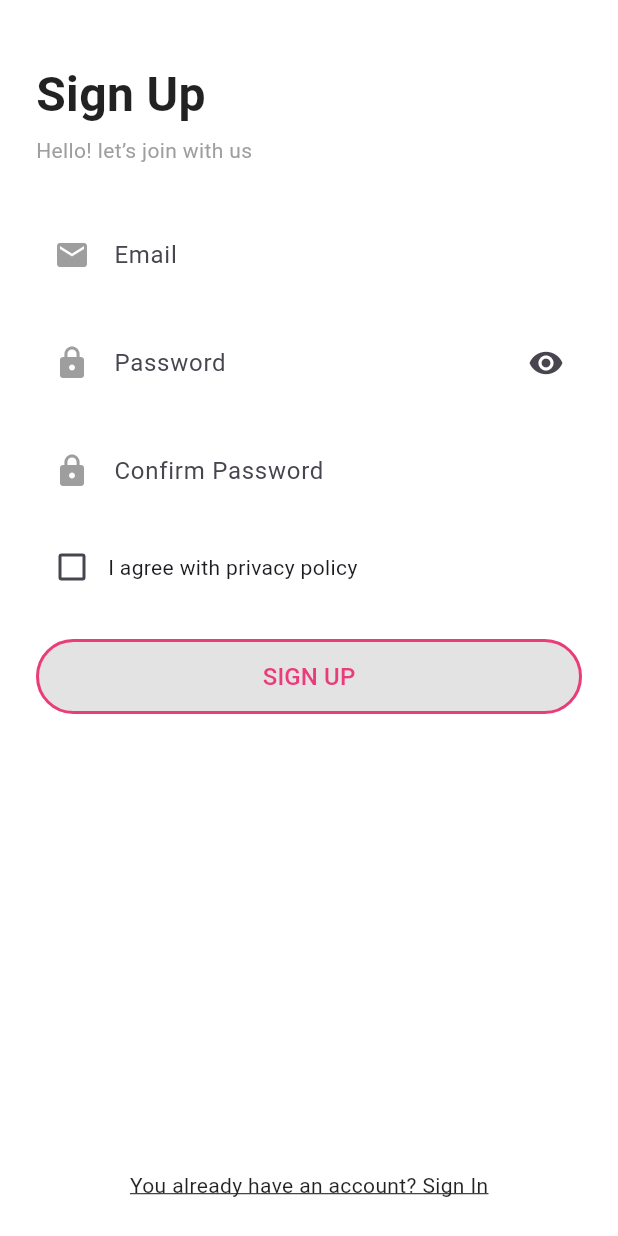
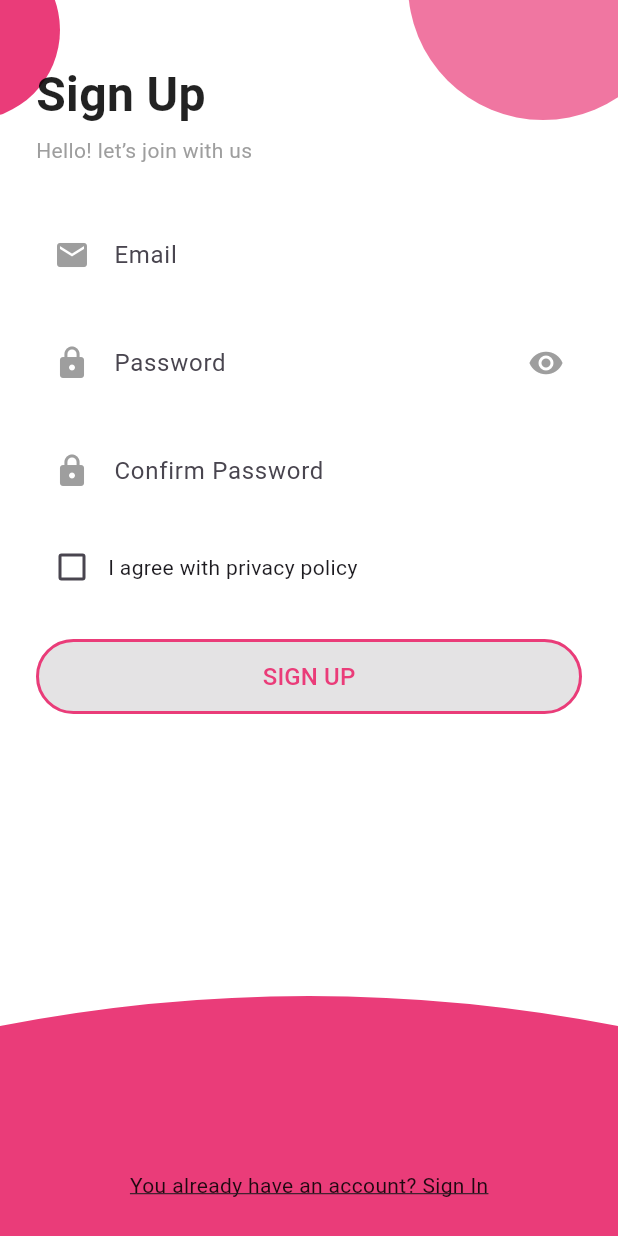
Before and after one commit to Innocente0/notes_loop_app, a Flutter app: the screen it shows after launch, after a tap on "SIGN IN", after a tap on "Don't have an account? Sign Up", on a phone screen of 412 x 824 dp. Run offline on Flutter 3.47's test engine with Material 3 defaults, Android fonts, the phone set to English and light mode, and no system bars; our stand-ins replace cloud_firestore, firebase_auth, firebase_core, flutter_bloc; accounts and stored records are empty.

Commit message:
added ui

```diff
--- a/lib/screens/login_page.dart
+++ b/lib/screens/login_page.dart
@@ -24,16 +24,40 @@ class _LoginPageState extends State<LoginPage> {
       body: BlocListener<AuthBloc, AuthState>(
         listener: (context, state) {
           if (state is AuthSuccess) {
-            // after login, go to home
             Navigator.pushReplacementNamed(context, '/home');
           } else if (state is AuthFailure) {
             ScaffoldMessenger.of(context)
                 .showSnackBar(SnackBar(content: Text(state.error)));
           }
         },
-        child: Stack(children: [
-          // ... your top bubble & bottom wave as before ...
+        child: Stack(
+          children: [
+            // Top pink bubble
+            Positioned(
+              top: -80,
+              right: -80,
+              child: Container(
+                width: 200,
+                height: 200,
+                decoration: const BoxDecoration(
+                  color: Color(0xFFEA3C79),
+                  shape: BoxShape.circle,
+                ),
+              ),
+            ),
+            // Bottom pink wave
+            Align(
+              alignment: Alignment.bottomCenter,
+              child: ClipPath(
+                clipper: _BottomWave(),
+                child: Container(
+                  height: 200,
+                  color: const Color(0xFFEA3C79),
+                ),
+              ),
+            ),
 
+            // Form content
             SafeArea(
               child: Padding(
                 padding: const EdgeInsets.symmetric(horizontal: 24),
@@ -43,17 +67,22 @@ class _LoginPageState extends State<LoginPage> {
                     crossAxisAlignment: CrossAxisAlignment.start,
                     children: [
                       const SizedBox(height: 40),
-                    const Text('Welcome Back',
+                      const Text(
+                        'Welcome Back',
                         style: TextStyle(
                           fontSize: 32,
                           fontWeight: FontWeight.bold,
-                            color: Colors.black87)),
+                          color: Colors.black87,
+                        ),
+                      ),
                       const SizedBox(height: 4),
-                    const Text('Hey! Good to see you again',
-                        style: TextStyle(color: Colors.grey)),
+                      const Text(
+                        'Hey! Good to see you again',
+                        style: TextStyle(color: Colors.grey),
+                      ),
                       const SizedBox(height: 32),
 
-                    // Email
+                      // Email field
                       TextFormField(
                         controller: _emailC,
                         validator: (v) =>
@@ -73,7 +102,7 @@ class _LoginPageState extends State<LoginPage> {
                       ),
                       const SizedBox(height: 16),
 
-                    // Password
+                      // Password field
                       TextFormField(
                         controller: _passC,
                         obscureText: _obscure,
@@ -83,11 +112,11 @@ class _LoginPageState extends State<LoginPage> {
                           hintText: 'Password',
                           prefixIcon: const Icon(Icons.lock, color: Colors.grey),
                           suffixIcon: IconButton(
-                          icon: Icon(_obscure
-                              ? Icons.visibility
-                              : Icons.visibility_off),
-                          onPressed: () =>
-                              setState(() => _obscure = !_obscure),
+                            icon: Icon(
+                              _obscure ? Icons.visibility : Icons.visibility_off,
+                              color: Colors.grey,
+                            ),
+                            onPressed: () => setState(() => _obscure = !_obscure),
                           ),
                           filled: true,
                           fillColor: Colors.white,
@@ -101,7 +130,7 @@ class _LoginPageState extends State<LoginPage> {
                       ),
                       const SizedBox(height: 8),
 
-                    // Remember / Forgot
+                      // Remember me & forgot
                       Row(
                         mainAxisAlignment: MainAxisAlignment.spaceBetween,
                         children: [
@@ -111,7 +140,7 @@ class _LoginPageState extends State<LoginPage> {
                               onChanged: (v) => setState(() => _remember = v!),
                               activeColor: const Color(0xFFEA3C79),
                             ),
-                          const Text('Remember me')
+                            const Text('Remember me'),
                           ]),
                           TextButton(
                             onPressed: () {},
@@ -122,7 +151,7 @@ class _LoginPageState extends State<LoginPage> {
                       ),
                       const SizedBox(height: 24),
 
-                    // Sign in button
+                      // SIGN IN button
                       BlocBuilder<AuthBloc, AuthState>(
                         builder: (context, state) {
                           return SizedBox(
@@ -136,7 +165,8 @@ class _LoginPageState extends State<LoginPage> {
                                   context.read<AuthBloc>().add(
                                     LoginRequested(
                                       _emailC.text.trim(),
-                                      _passC.text.trim()),
+                                      _passC.text.trim(),
+                                    ),
                                   );
                                 }
                               },
@@ -150,16 +180,18 @@ class _LoginPageState extends State<LoginPage> {
                               child: state is AuthLoading
                                   ? const CircularProgressIndicator(
                                   color: Color(0xFFEA3C79))
-                                : const Text('SIGN IN',
+                                  : const Text(
+                                'SIGN IN',
                                 style: TextStyle(
-                                    color: Color(0xFFEA3C79),
-                                    fontSize: 16)),
+                                    color: Color(0xFFEA3C79), fontSize: 16),
+                              ),
                             ),
                           );
                         },
                       ),
                       const SizedBox(height: 16),
 
+                      // Navigate to Sign Up
                       Center(
                         child: GestureDetector(
                           onTap: () =>
@@ -168,20 +200,33 @@ class _LoginPageState extends State<LoginPage> {
                             "Don't have an account? Sign Up",
                             style: TextStyle(
                               color: Colors.black87,
-                              decoration: TextDecoration.underline),
+                              decoration: TextDecoration.underline,
+                            ),
                           ),
                         ),
                       ),
 
                       const Spacer(),
 
-                    // Social row as before
+                      // Social icons
+                      Row(
+                        mainAxisAlignment: MainAxisAlignment.center,
+                        children: const [
+                          Icon(Icons.alternate_email, color: Colors.white),
+                          SizedBox(width: 16),
+                          Icon(Icons.facebook, color: Colors.white),
+                          SizedBox(width: 16),
+                          Icon(Icons.mail, color: Colors.white),
+                        ],
+                      ),
+                      const SizedBox(height: 24),
                     ],
                   ),
                 ),
               ),
             ),
-        ]),
+          ],
+        ),
       ),
     );
   }
--- a/lib/screens/signup.dart
+++ b/lib/screens/signup.dart
@@ -25,16 +25,52 @@ class _SignUpPageState extends State<SignUpPage> {
       body: BlocListener<AuthBloc, AuthState>(
         listener: (context, state) {
           if (state is AuthSuccess) {
-            // after sign-up, go to login
             Navigator.pushReplacementNamed(context, '/login');
           } else if (state is AuthFailure) {
             ScaffoldMessenger.of(context)
                 .showSnackBar(SnackBar(content: Text(state.error)));
           }
         },
-        child: Stack(children: [
-          // ... your top bubbles & bottom wave as before ...
+        child: Stack(
+          children: [
+            // Top pink bubbles
+            Positioned(
+              top: -100,
+              right: -40,
+              child: Container(
+                width: 180,
+                height: 180,
+                decoration: BoxDecoration(
+                  color: const Color(0xFFEA3C79).withOpacity(0.7),
+                  shape: BoxShape.circle,
+                ),
+              ),
+            ),
+            Positioned(
+              top: -40,
+              left: -80,
+              child: Container(
+                width: 120,
+                height: 120,
+                decoration: const BoxDecoration(
+                  color: Color(0xFFEA3C79),
+                  shape: BoxShape.circle,
+                ),
+              ),
+            ),
+            // Bottom pink wave
+            Align(
+              alignment: Alignment.bottomCenter,
+              child: ClipPath(
+                clipper: _BottomWave(),
+                child: Container(
+                  height: 180,
+                  color: const Color(0xFFEA3C79),
+                ),
+              ),
+            ),
 
+            // Form content
             SafeArea(
               child: Padding(
                 padding: const EdgeInsets.symmetric(horizontal: 24),
@@ -44,11 +80,14 @@ class _SignUpPageState extends State<SignUpPage> {
                     crossAxisAlignment: CrossAxisAlignment.start,
                     children: [
                       const SizedBox(height: 40),
-                    const Text('Sign Up',
+                      const Text(
+                        'Sign Up',
                         style: TextStyle(
                           fontSize: 32,
                           fontWeight: FontWeight.bold,
-                            color: Colors.black87)),
+                          color: Colors.black87,
+                        ),
+                      ),
                       const SizedBox(height: 4),
                       const Text('Hello! let’s join with us',
                           style: TextStyle(color: Colors.grey)),
@@ -84,9 +123,10 @@ class _SignUpPageState extends State<SignUpPage> {
                           hintText: 'Password',
                           prefixIcon: const Icon(Icons.lock, color: Colors.grey),
                           suffixIcon: IconButton(
-                          icon: Icon(_obscure
-                              ? Icons.visibility
-                              : Icons.visibility_off),
+                            icon: Icon(
+                              _obscure ? Icons.visibility : Icons.visibility_off,
+                              color: Colors.grey,
+                            ),
                             onPressed: () => setState(() => _obscure = !_obscure),
                           ),
                           filled: true,
@@ -101,7 +141,7 @@ class _SignUpPageState extends State<SignUpPage> {
                       ),
                       const SizedBox(height: 16),
 
-                    // Confirm
+                      // Confirm Password
                       TextFormField(
                         controller: _confirmC,
                         obscureText: _obscure,
@@ -122,7 +162,7 @@ class _SignUpPageState extends State<SignUpPage> {
                       ),
                       const SizedBox(height: 12),
 
-                    // Agree
+                      // Agree checkbox
                       Row(children: [
                         Checkbox(
                           value: _agree,
@@ -131,10 +171,9 @@ class _SignUpPageState extends State<SignUpPage> {
                         ),
                         const Expanded(child: Text('I agree with privacy policy'))
                       ]),
-
                       const SizedBox(height: 24),
 
-                    // Sign up button
+                      // SIGN UP button
                       BlocBuilder<AuthBloc, AuthState>(
                         builder: (context, state) {
                           return SizedBox(
@@ -147,7 +186,9 @@ class _SignUpPageState extends State<SignUpPage> {
                                   context.read<AuthBloc>().add(
                                     SignUpRequested(
                                       _emailC.text.trim(),
-                                        _passC.text.trim()));
+                                      _passC.text.trim(),
+                                    ),
+                                  );
                                 }
                               }
                                   : null,
@@ -161,10 +202,11 @@ class _SignUpPageState extends State<SignUpPage> {
                               child: state is AuthLoading
                                   ? const CircularProgressIndicator(
                                   color: Color(0xFFEA3C79))
-                                : const Text('SIGN UP',
+                                  : const Text(
+                                'SIGN UP',
                                 style: TextStyle(
-                                    color: Color(0xFFEA3C79),
-                                    fontSize: 16)),
+                                    color: Color(0xFFEA3C79), fontSize: 16),
+                              ),
                             ),
                           );
                         },
@@ -191,7 +233,8 @@ class _SignUpPageState extends State<SignUpPage> {
                 ),
               ),
             ),
-        ]),
+          ],
+        ),
       ),
     );
   }
```
Lines whose indentation alone changed are shown as unchanged.
